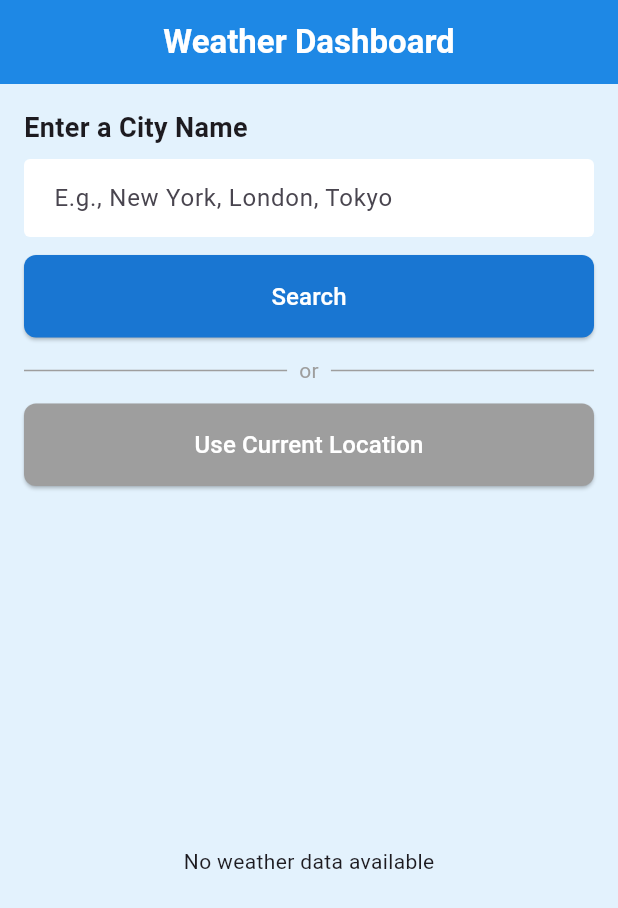
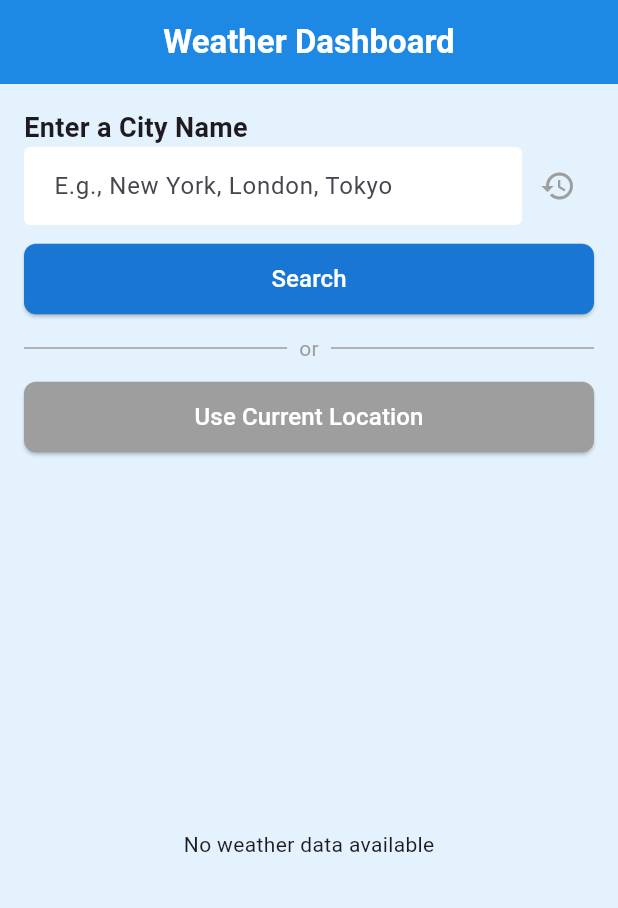
Before and after one commit to NHHoangTuan/weather, a Flutter app: the screen it shows after launch, after a tap on "Search", on a phone screen of 412 x 824 dp. Shown: the top 908 px of the screen. Run offline on Flutter 3.47's test engine with Material 3 defaults, Android fonts, the phone set to English and light mode, and no system bars; our stand-ins replace dio, flutter_dotenv, geolocator, shared_preferences.

Commit message:
handle save search history

```diff
--- a/lib/providers/weather_provider.dart
+++ b/lib/providers/weather_provider.dart
@@ -35,9 +35,6 @@ class WeatherProvider extends ChangeNotifier {
       _currentWeather = await _repository.getCurrentWeather(location);
       _forecast = await _repository.getForecast(location);
       _forecast.removeAt(0); // Remove the current day from the forecast list
-      for (var i = 0; i < _forecast.length; i++) {
-        debugPrint('--Forecast $i: ${_forecast[i].date}');
-      }
       _status = WeatherStatus.success;
     } catch (e) {
       _errorMessage = e.toString();
--- a/lib/repository/weather_repository.dart
+++ b/lib/repository/weather_repository.dart
@@ -28,6 +28,9 @@ class WeatherRepository {
       final prefs = await SharedPreferences.getInstance();
       final historyJson = prefs.getString('weather_history') ?? '{}';
       final Map<String, dynamic> history = json.decode(historyJson);
+
+      location = weather.location.name;
+      debugPrint('--Location: $location');
 
       // Save weather information and search time
       history[location] = {
--- a/lib/screens/weather_screen.dart
+++ b/lib/screens/weather_screen.dart
@@ -4,6 +4,7 @@ import 'package:weather/providers/weather_provider.dart';
 
 import '../services/location_service.dart';
 import '../widgets/forecast_list_widget.dart';
+import '../widgets/search_history.dart';
 
 class WeatherScreen extends StatefulWidget {
   const WeatherScreen({Key? key}) : super(key: key);
@@ -20,6 +21,11 @@ class _WeatherScreenState extends State<WeatherScreen> {
   void initState() {
     super.initState();
     _cityController = TextEditingController();
+
+    // Load the search history after the first frame is rendered
+    WidgetsBinding.instance.addPostFrameCallback((_) {
+      context.read<WeatherProvider>().loadSearchHistory();
+    });
   }
 
   @override
@@ -32,9 +38,12 @@ class _WeatherScreenState extends State<WeatherScreen> {
     final city = _cityController.text;
     if (city.isEmpty) return;
 
+    final weatherProvider = context.read<WeatherProvider>();
     try {
       // Call the fetchWeather method from the provider
-      await context.read<WeatherProvider>().fetchWeather(city);
+      await weatherProvider.fetchWeather(city);
+
+      await weatherProvider.loadSearchHistory();
     } catch (e) {
       // Handle error
       debugPrint('Error searching weather: $e');
@@ -164,15 +173,23 @@ class _WeatherScreenState extends State<WeatherScreen> {
     return Column(
       crossAxisAlignment: CrossAxisAlignment.stretch,
       children: [
-        const Text(
+        const Row(
+          children: [
+            Expanded(
+              child: Text(
                 'Enter a City Name',
                 style: TextStyle(
                   fontSize: 18,
                   fontWeight: FontWeight.bold,
                 ),
               ),
-        const SizedBox(height: 8),
-        TextField(
+            ),
+          ],
+        ),
+        Row(
+          children: [
+            Expanded(
+              child: TextField(
                 controller: _cityController,
                 decoration: InputDecoration(
                   hintText: 'E.g., New York, London, Tokyo',
@@ -188,6 +205,32 @@ class _WeatherScreenState extends State<WeatherScreen> {
                   ),
                 ),
               ),
+            ),
+            Consumer<WeatherProvider>(
+              builder: (context, provider, _) {
+                final hasHistory = provider.searchHistory.isNotEmpty;
+
+                return IconButton(
+                  onPressed: () {
+                    if (hasHistory) {
+                      showModalBottomSheet(
+                        context: context,
+                        builder: (context) => const SearchHistory(),
+                      );
+                    } else {
+                      null;
+                    }
+                  },
+                  icon: Icon(
+                    Icons.history,
+                    color: hasHistory ? Colors.blue[700] : Colors.grey,
+                  ),
+                  tooltip: 'Search history',
+                );
+              },
+            ),
+          ],
+        ),
         const SizedBox(height: 12),
         ElevatedButton(
           onPressed: () {
@@ -195,7 +238,7 @@ class _WeatherScreenState extends State<WeatherScreen> {
           },
           style: ElevatedButton.styleFrom(
             backgroundColor: Colors.blue[700],
-            padding: const EdgeInsets.symmetric(vertical: 16),
+            padding: const EdgeInsets.symmetric(vertical: 12),
             shape: RoundedRectangleBorder(
               borderRadius: BorderRadius.circular(8),
             ),
@@ -224,7 +267,7 @@ class _WeatherScreenState extends State<WeatherScreen> {
           },
           style: ElevatedButton.styleFrom(
             backgroundColor: Colors.grey,
-            padding: const EdgeInsets.symmetric(vertical: 16),
+            padding: const EdgeInsets.symmetric(vertical: 12),
             shape: RoundedRectangleBorder(
               borderRadius: BorderRadius.circular(8),
             ),
```
Also changed, not shown: lib/widgets/search_history.dart (added, +76 -0 lines). Lines whose indentation alone changed are shown as unchanged.
